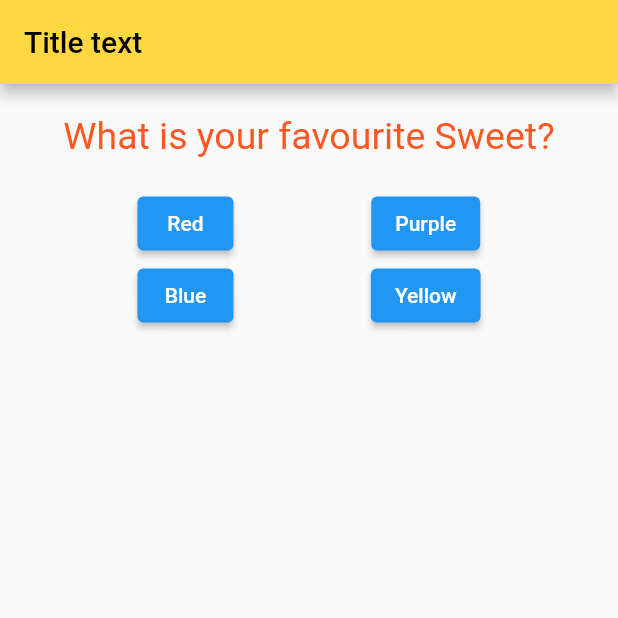
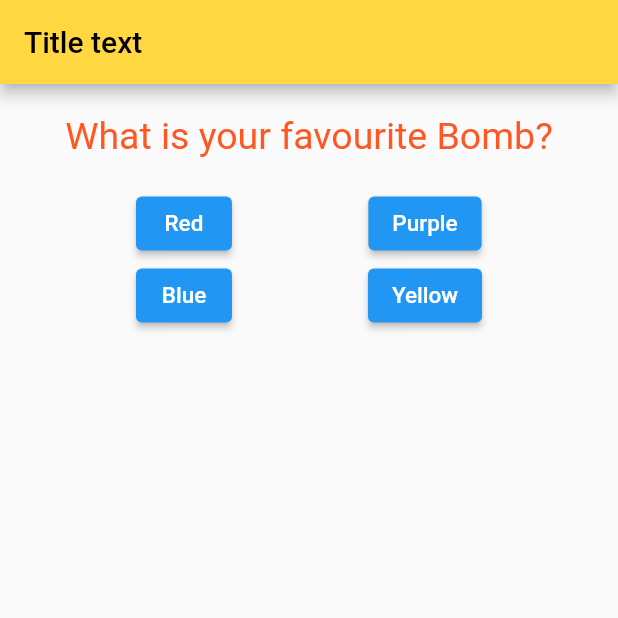
Before and after one commit to av1v3k/learn_flutter, a Flutter app: the screen it shows after launch, after a tap on "Red", after a tap on "Blue", on a phone screen of 412 x 824 dp, the top half of it. Run offline on Flutter 3.47's test engine with Material 2 defaults, Android fonts, the phone set to English and light mode, and no system bars.

Commit message:
passing callback to have state lifted; plus passed btn text;

```diff
--- /dev/null
+++ b/first_app/lib/answer.dart
@@ -0,0 +1,14 @@
+import 'package:flutter/material.dart';
+
+class Answer extends StatelessWidget {
+  final VoidCallback selectHandler;
+  final String buttonText;
+  const Answer(this.buttonText, this.selectHandler, {super.key});
+
+  @override
+  Widget build(BuildContext context) {
+    return ElevatedButton(
+        onPressed: selectHandler,
+        child: Text(buttonText, style: const TextStyle(fontSize: 15)));
+  }
+}
--- a/first_app/lib/main.dart
+++ b/first_app/lib/main.dart
@@ -1,6 +1,7 @@
 import 'package:flutter/material.dart';
 
 import './question.dart';
+import './answer.dart';
 
 void main() {
   runApp(const MyApp());
@@ -18,7 +19,7 @@ class MyApp extends StatefulWidget {
 
 class _MyAppState extends State<MyApp> {
   var _questionIndex = 0;
-  const double _buttonfontSize = 10;
+  // const double _buttonfontSize = 10;
 
   void answerFunction() {
     setState(() {
@@ -28,24 +29,17 @@ class _MyAppState extends State<MyApp> {
 
   @override
   Widget build(BuildContext context) {
-    var bodyColumnChildren1 = [
-      ElevatedButton(
-          onPressed: answerFunction,
-          child: const Text('Red', style: TextStyle(fontSize: _buttonfontSize))),
-      ElevatedButton(
-          onPressed: () => print('2nd button pressed!'),
-          child: const Text('Blue', style: TextStyle(fontSize: _buttonfontSize))),
-    ];
+    var bodyColumnChildren1 = [Answer('Red', answerFunction), Answer('Blue', answerFunction)];
 
     var bodyColumnChildren2 = [
       ElevatedButton(
           onPressed: answerFunction,
-          child: const Text('Purple', style: TextStyle(fontSize: _buttonfontSize))),
+          child: const Text('Purple', style: TextStyle(fontSize: 15))),
       ElevatedButton(
           onPressed: () {
             print('yello b=pressed');
           },
-          child: const Text('Yellow', style: TextStyle(fontSize: _buttonfontSize))),
+          child: const Text('Yellow', style: TextStyle(fontSize: 15))),
     ];
 
     var questions = [
```
Also changed, not shown: 1 other file.
